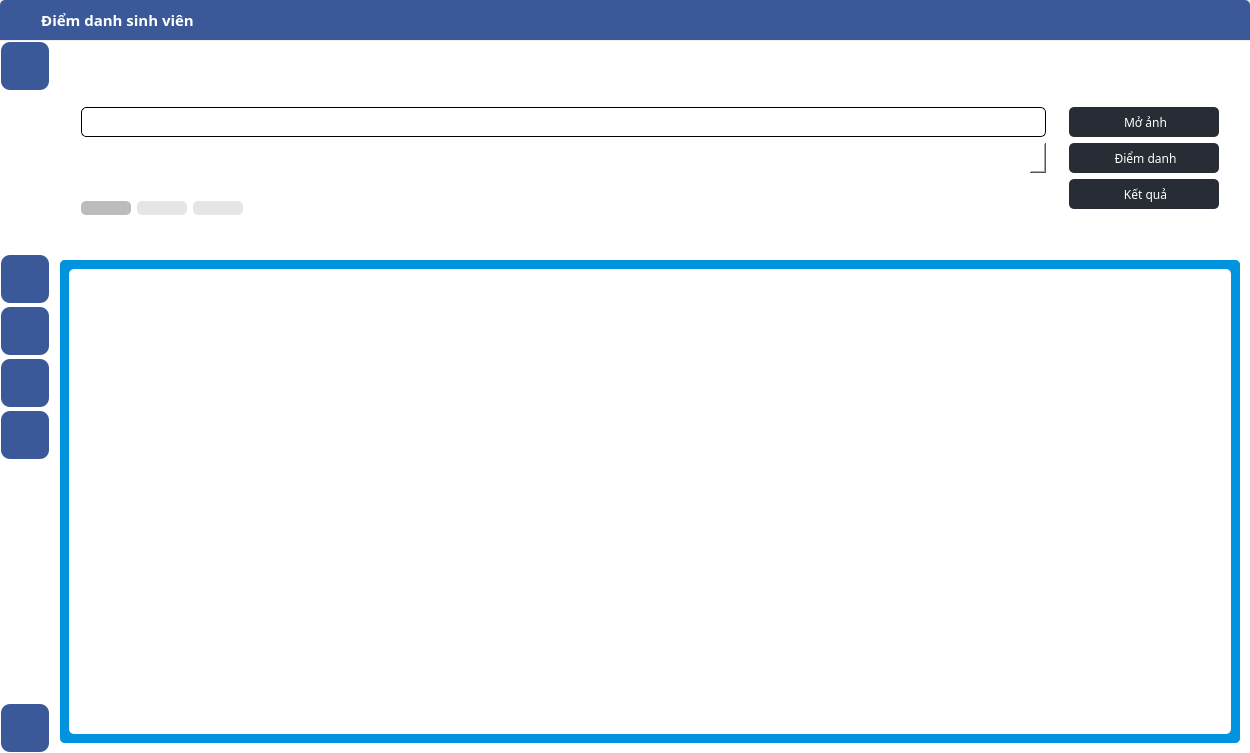
cdghhhiilnnotu/Face-Attendance-CLIENT, file attendance.ui: the form before one commit.
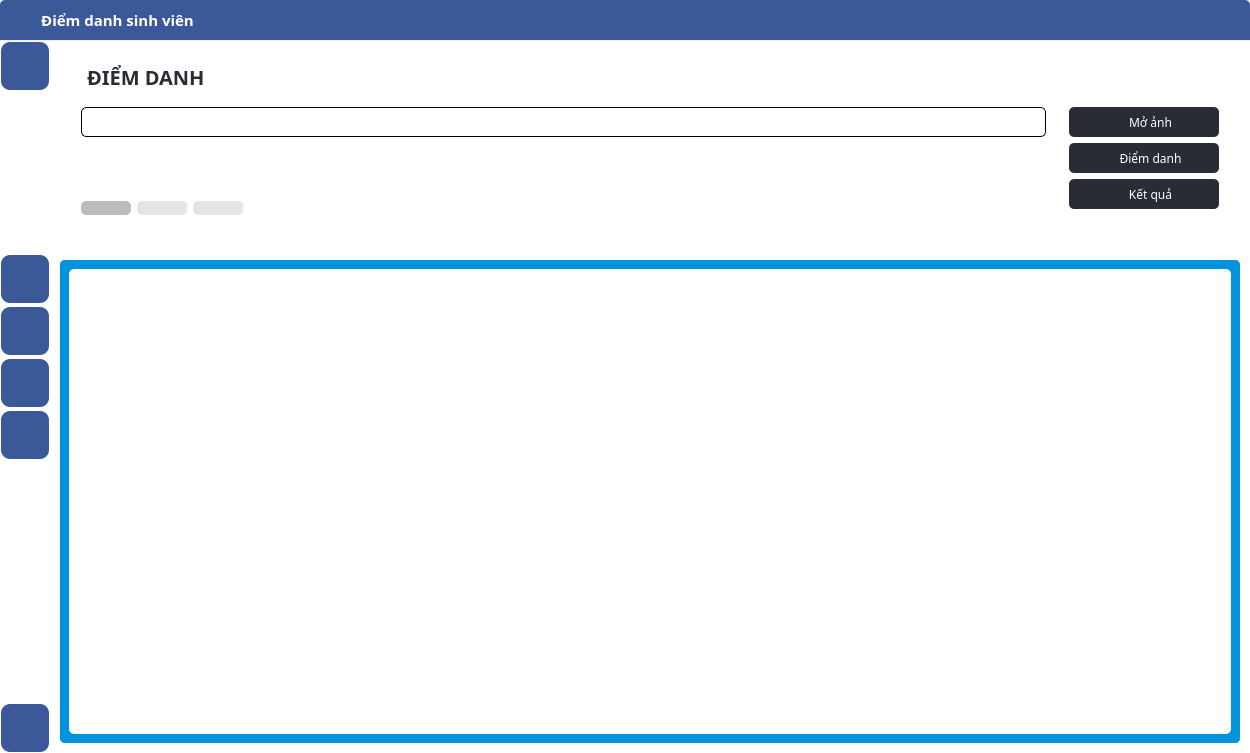
The form after the commit. The open tabs and pages were chosen to show the change. Icons and pictures are not drawn.

Commit message: update bg_header

```diff
--- a/attendance.ui
+++ b/attendance.ui
@@ -1128,7 +1128,8 @@
                     <enum>Qt::LeftToRight</enum>
                    </property>
                    <property name="styleSheet">
-                    <string notr="true">color: rgb(255, 255, 255);
+                    <string notr="true">color: rgb(40, 44, 52);
+background-color: rgba(255, 255, 255, 0);
 padding-left: 10px;</string>
                    </property>
                    <property name="text">
@@ -1141,6 +1142,11 @@
                  </item>
                  <item>
                   <widget class="QWidget" name="widget_7" native="true">
+                   <property name="styleSheet">
+                    <string>color: rgb(255, 255, 255);
+background-color: rgba(255, 255, 255, 0);
+padding-left: 10px;</string>
+                   </property>
                    <layout class="QHBoxLayout" name="horizontalLayout_5">
                     <property name="spacing">
                      <number>5</number>
@@ -1159,6 +1165,11 @@
                     </property>
                     <item>
                      <widget class="QWidget" name="widget_5" native="true">
+                      <property name="styleSheet">
+                       <string>color: rgb(255, 255, 255);
+background-color: rgba(255, 255, 255, 0);
+padding-left: 10px;</string>
+                      </property>
                       <layout class="QVBoxLayout" name="verticalLayout_17">
                        <item>
                         <widget class="QLineEdit" name="recognize_img_path_input">
@@ -1328,6 +1339,11 @@
                     </item>
                     <item>
                      <widget class="QWidget" name="widget_6" native="true">
+                      <property name="styleSheet">
+                       <string>color: rgb(255, 255, 255);
+background-color: rgba(255, 255, 255, 0);
+padding-left: 10px;</string>
+                      </property>
                       <layout class="QVBoxLayout" name="verticalLayout_16">
                        <item>
                         <widget class="QPushButton" name="recognize_open_img_btn">
```
Left out of the diff: 24 changed lines with no effect on the pictures. The commit also changes 1 other file.
